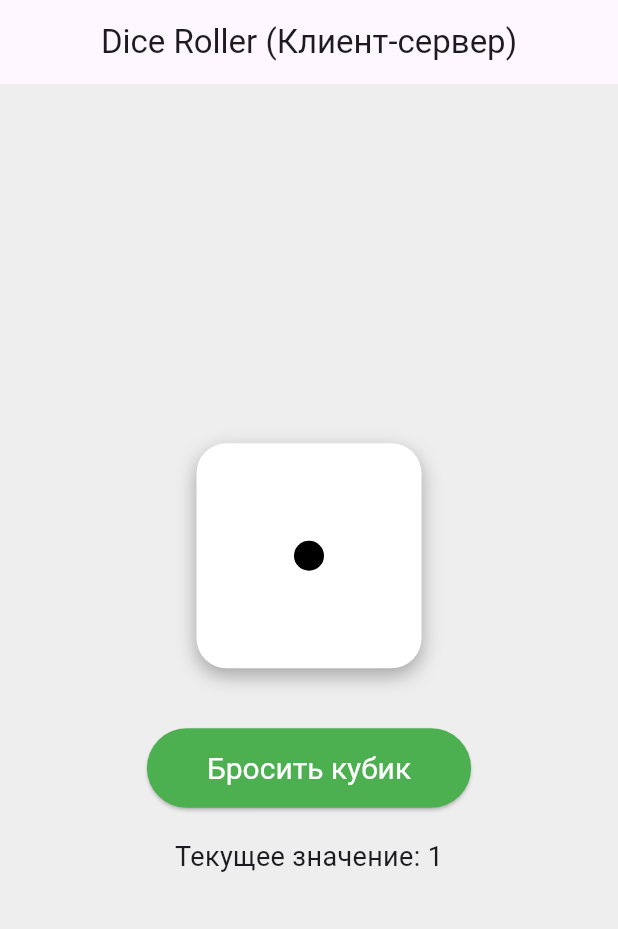
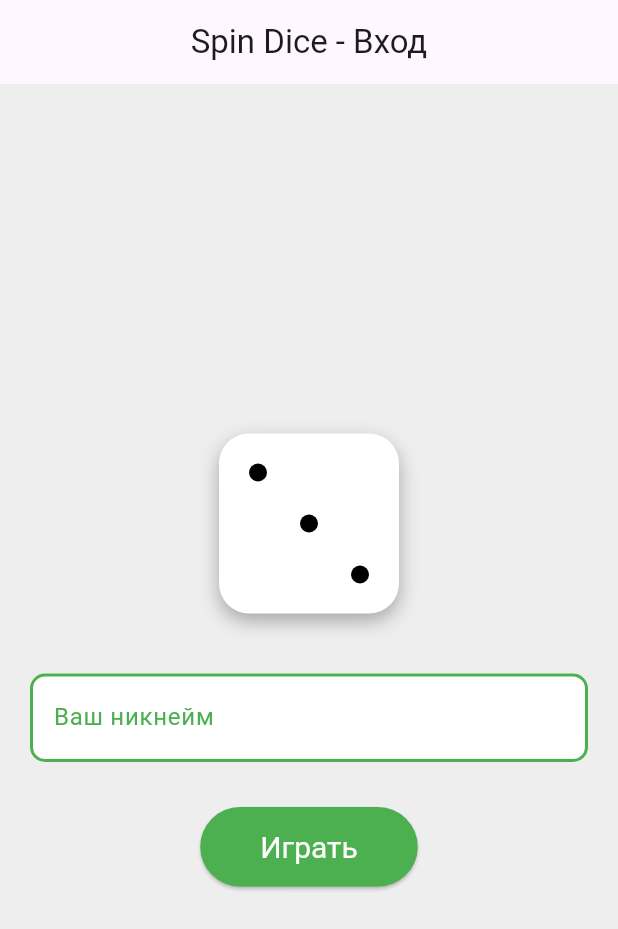
Before and after one commit to RA1N0R1/spin_dice, a Flutter app: the screen it shows after launch, on a phone screen of 412 x 824 dp. Shown: the top 929 px of the screen. Run offline on Flutter 3.47's test engine with Material 3 defaults, Android fonts, the phone set to English and light mode, and no system bars; our stand-ins replace flutter_dotenv, shared_preferences.

Commit message:
Version 1.4

```diff
--- a/lib/main.dart
+++ b/lib/main.dart
@@ -1,31 +1,164 @@
 import 'package:flutter/material.dart';
 import 'package:http/http.dart' as http;
+import 'dart:convert';
 import 'dart:math';
 import 'package:flutter_dotenv/flutter_dotenv.dart';
+import 'package:shared_preferences/shared_preferences.dart';
 
 Future<void> main() async {
   await dotenv.load(fileName: ".env");
-  runApp(const DiceApp());
+  WidgetsFlutterBinding.ensureInitialized();
+  final prefs = await SharedPreferences.getInstance();
+  final savedNickname = prefs.getString('nickname');
+
+  runApp(MaterialApp(
+    title: 'Spin Dice',
+    debugShowCheckedModeBanner: false,
+    theme: ThemeData(
+      primarySwatch: Colors.blue,
+      elevatedButtonTheme: ElevatedButtonThemeData(
+        style: ElevatedButton.styleFrom(
+          padding: const EdgeInsets.symmetric(horizontal: 40, vertical: 15),
+          textStyle: const TextStyle(fontSize: 20),
+        ),
+      ),
+    ),
+    home: savedNickname == null
+        ? const NicknameScreen()
+        : DicePage(nickname: savedNickname),
+  ));
 }
 
-class DiceApp extends StatelessWidget {
-  const DiceApp({super.key});
+class NicknameScreen extends StatefulWidget {
+  const NicknameScreen({super.key});
+
+  @override
+  State<NicknameScreen> createState() => _NicknameScreenState();
+}
+
+class _NicknameScreenState extends State<NicknameScreen> {
+  final TextEditingController _nicknameController = TextEditingController();
+
+  Widget _buildDiceFace() {
+    const double dotSize = 12;
+    const Color dotColor = Colors.black;
+
+    return Container(
+      width: 120,
+      height: 120,
+      decoration: BoxDecoration(
+        color: Colors.white,
+        borderRadius: BorderRadius.circular(20),
+        boxShadow: [
+          BoxShadow(
+            color: Colors.black.withOpacity(0.3),
+            blurRadius: 10,
+            offset: const Offset(0, 5),
+          )
+        ],
+      ),
+      child: Stack(
+        children: [
+          Positioned(top: 20, left: 20, child: _buildDot(dotSize, dotColor)),
+          Center(child: _buildDot(dotSize, dotColor)),
+          Positioned(
+              bottom: 20, right: 20, child: _buildDot(dotSize, dotColor)),
+        ],
+      ),
+    );
+  }
+
+  Widget _buildDot(double size, Color color) {
+    return Container(
+      width: size,
+      height: size,
+      decoration: BoxDecoration(
+        color: color,
+        shape: BoxShape.circle,
+      ),
+    );
+  }
+
+  void _proceedToDicePage() async {
+    if (_nicknameController.text.trim().isEmpty) {
+      ScaffoldMessenger.of(context).showSnackBar(
+        const SnackBar(content: Text('Введите никнейм!')),
+      );
+      return;
+    }
+    final prefs = await SharedPreferences.getInstance();
+    await prefs.setString('nickname', _nicknameController.text);
+    Navigator.pushReplacement(
+      context,
+      MaterialPageRoute(
+        builder: (context) => DicePage(nickname: _nicknameController.text),
+      ),
+    );
+  }
 
   @override
   Widget build(BuildContext context) {
-    return MaterialApp(
-      title: 'Dice Roller',
-      debugShowCheckedModeBanner: false,
-      theme: ThemeData(
-        primarySwatch: Colors.blue,
+    return Scaffold(
+      backgroundColor: Colors.grey[200],
+      appBar: AppBar(
+        title: const Text('Spin Dice - Вход'),
+        centerTitle: true,
       ),
-      home: const DicePage(),
+      body: Center(
+        child: Padding(
+          padding: const EdgeInsets.all(20),
+          child: Column(
+            mainAxisAlignment: MainAxisAlignment.center,
+            children: [
+              _buildDiceFace(),
+              const SizedBox(height: 40),
+              TextField(
+                controller: _nicknameController,
+                decoration: InputDecoration(
+                  labelText: 'Ваш никнейм',
+                  labelStyle: const TextStyle(color: Colors.green),
+                  enabledBorder: OutlineInputBorder(
+                    borderRadius: BorderRadius.circular(10),
+                    borderSide: const BorderSide(color: Colors.green, width: 2),
+                  ),
+                  focusedBorder: OutlineInputBorder(
+                    borderRadius: BorderRadius.circular(10),
+                    borderSide: const BorderSide(color: Colors.green, width: 2),
+                  ),
+                  filled: true,
+                  fillColor: Colors.white,
+                ),
+                textAlign: TextAlign.center,
+                style: const TextStyle(fontSize: 18),
+              ),
+              const SizedBox(height: 30),
+              ElevatedButton(
+                onPressed: _proceedToDicePage,
+                style: ElevatedButton.styleFrom(
+                  backgroundColor: Colors.green,
+                  foregroundColor: Colors.white,
+                  shape: RoundedRectangleBorder(
+                    borderRadius: BorderRadius.circular(30),
+                  ),
+                  padding:
+                      const EdgeInsets.symmetric(horizontal: 40, vertical: 15),
+                ),
+                child: const Text(
+                  'Играть',
+                  style: TextStyle(fontSize: 20),
+                ),
+              ),
+            ],
+          ),
+        ),
+      ),
     );
   }
 }
 
 class DicePage extends StatefulWidget {
-  const DicePage({super.key});
+  final String nickname;
+  const DicePage({super.key, required this.nickname});
 
   @override
   State<DicePage> createState() => _DicePageState();
@@ -36,7 +169,6 @@ class _DicePageState extends State<DicePage>
   int _currentDiceValue = 1;
   bool _isRolling = false;
   late AnimationController _controller;
-
   late final String _serverUrl =
       dotenv.env['SERVER_URL'] ?? 'http://localhost:8080';
 
@@ -53,12 +185,6 @@ class _DicePageState extends State<DicePage>
       });
   }
 
-  @override
-  void dispose() {
-    _controller.dispose();
-    super.dispose();
-  }
-
   Future<void> _rollDice() async {
     if (_isRolling) return;
 
@@ -70,11 +196,13 @@ class _DicePageState extends State<DicePage>
       final response = await http.post(
         Uri.parse('$_serverUrl/roll'),
         headers: {'Content-Type': 'application/json'},
+        body: jsonEncode({'nickname': widget.nickname}),
       );
 
       if (response.statusCode == 200) {
+        final responseData = jsonDecode(response.body);
         setState(() {
-          _currentDiceValue = int.parse(response.body);
+          _currentDiceValue = responseData['value'];
         });
       } else {
         _fallbackRoll();
@@ -94,7 +222,6 @@ class _DicePageState extends State<DicePage>
   Widget _buildDiceFace(int value) {
     const double dotSize = 20;
     const Color dotColor = Colors.black;
-
     List<Widget> dots = [];
 
     switch (value) {
@@ -184,8 +311,22 @@ class _DicePageState extends State<DicePage>
     return Scaffold(
       backgroundColor: Colors.grey[200],
       appBar: AppBar(
-        title: const Text('Dice Roller (Клиент-сервер)'),
+        title: const Text('Spin Dice'),
         centerTitle: true,
+        actions: [
+          IconButton(
+            icon: const Icon(Icons.close, size: 30),
+            color: Colors.red,
+            onPressed: () async {
+              final prefs = await SharedPreferences.getInstance();
+              await prefs.remove('nickname');
+              Navigator.pushReplacement(
+                context,
+                MaterialPageRoute(builder: (context) => const NicknameScreen()),
+              );
+            },
+          ),
+        ],
       ),
       body: Center(
         child: Column(
@@ -221,6 +362,11 @@ class _DicePageState extends State<DicePage>
               'Текущее значение: $_currentDiceValue',
               style: const TextStyle(fontSize: 18),
             ),
+            const SizedBox(height: 10),
+            Text(
+              'Игрок: ${widget.nickname}',
+              style: const TextStyle(fontSize: 16, color: Colors.grey),
+            ),
           ],
         ),
       ),
```
Also changed, not shown: dice_server/bin/server.dart (+39 -24 lines), pubspec.yaml (+3 -6 lines), pubspec.lock, 15 other files.
